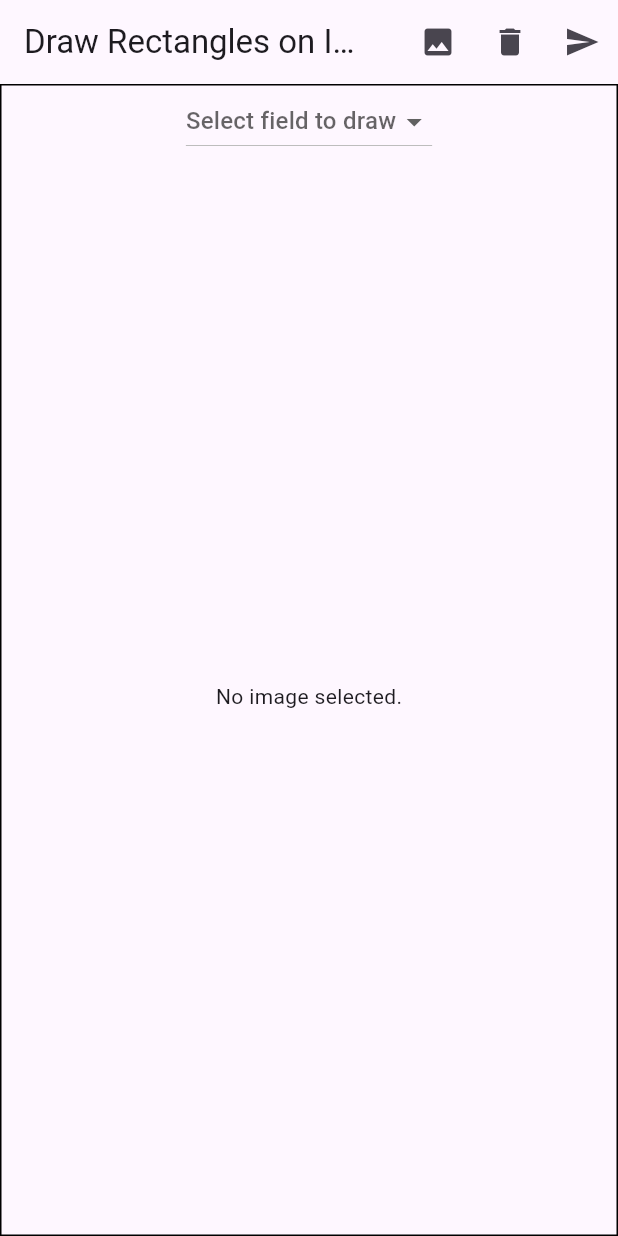
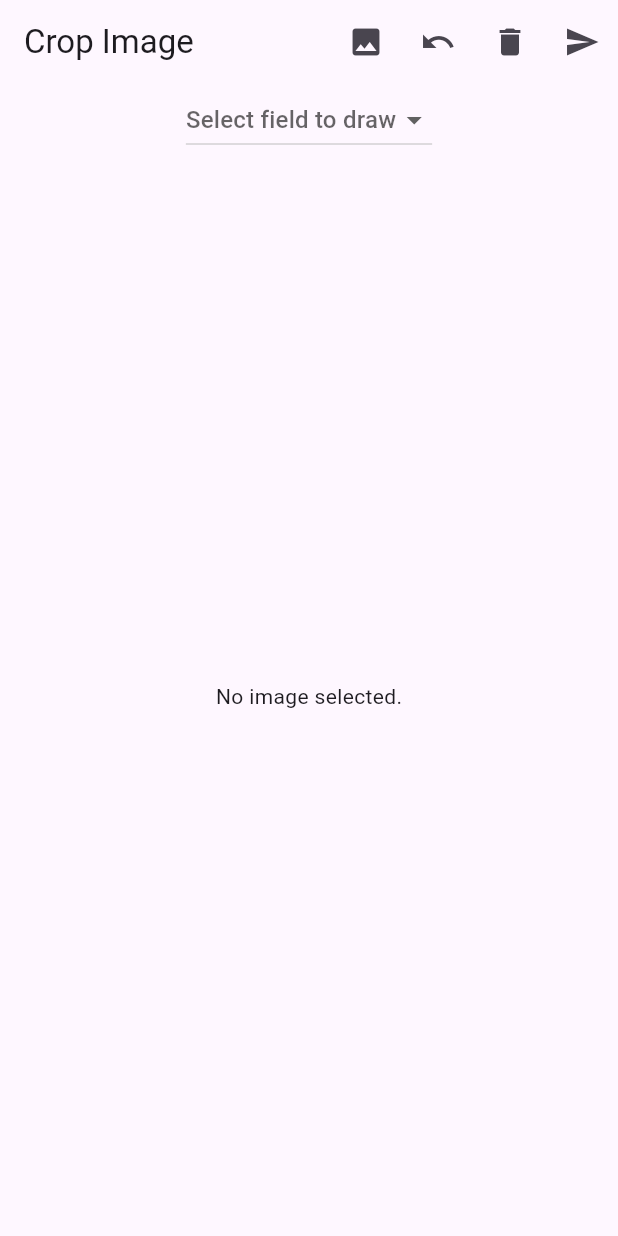
Before and after one commit to volley5544/CropOcr, a Flutter app: the screen it shows after launch, on a phone screen of 412 x 824 dp. Run offline on Flutter 3.47's test engine with Material 3 defaults, Android fonts, the phone set to English and light mode, and no system bars; our stand-ins replace image_picker; project files that could hold a hidden picture were left out.

Commit message:
undo icon

```diff
--- a/lib/main.dart
+++ b/lib/main.dart
@@ -8,7 +8,7 @@ void main() {
     ChangeNotifierProvider(
       create: (context) => DrawingModel(),
       child: MaterialApp(
-        title: 'Draw Rectangles on Image',
+        title: 'Crop Image',
         home: DrawingPage(),
       ),
     ),
--- a/lib/screens/drawing_page.dart
+++ b/lib/screens/drawing_page.dart
@@ -15,7 +15,7 @@ void main() {
     ChangeNotifierProvider(
       create: (context) => DrawingModel(),
       child: MaterialApp(
-        title: 'Draw Rectangles on Image',
+        title: 'Crop Image',
         home: DrawingPage(),
       ),
     ),
@@ -68,11 +68,17 @@ class _DrawingPageState extends State<DrawingPage> {
     return Scaffold(
       appBar: AppBar(
         key: _appBarKey,
-        title: Text('Draw Rectangles on Image'),
+        title: Text('Crop Image'),
         actions: [
           IconButton(
             icon: Icon(Icons.image),
             onPressed: () => _pickImage(context),
+          ),
+          IconButton(
+            icon: Icon(Icons.undo),
+            onPressed: () {
+              Provider.of<DrawingModel>(context, listen: false).removeLastRectangle();
+            },
           ),
           IconButton(
             icon: Icon(Icons.delete),
@@ -87,14 +93,7 @@ class _DrawingPageState extends State<DrawingPage> {
           ),
         ],
       ),
-      body: Expanded(flex: 2,
-      child:Center(child:
-      Container(
-        decoration: BoxDecoration(
-          border: Border.all(width: 1,color: Colors.black),
-        ),
-        child: Expanded(flex: 1,
-        child:
+      body: Center(child:
         Column(
         children: [
           DropdownButton<String>(
@@ -169,10 +168,9 @@ class _DrawingPageState extends State<DrawingPage> {
           ),
         ],
       ),
-        ),
+
       ),
-      ),
-      ),
+
     );
   }
 
```
Also changed, not shown: lib/models/drawing_model.dart (+7 -0 lines).
